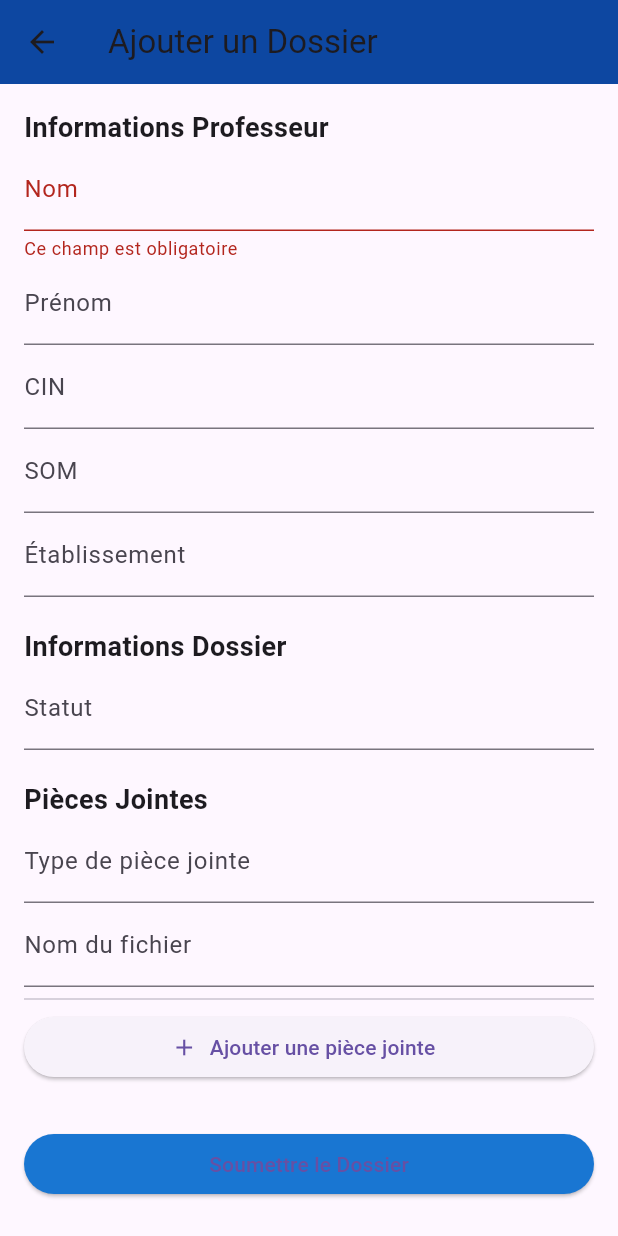
After one commit to kanza-QATIB/new-repository, a Flutter app: the AjouterDossierScreen screen opened directly, after a tap on "Ajouter une pièce jointe", after a tap on "Soumettre le Dossier", on a phone screen of 412 x 824 dp. The commit adds this screen. Run offline on Flutter 3.47's test engine with Material 3 defaults, Android fonts, the phone set to English and light mode, and no system bars; our stand-ins replace supabase_flutter; accounts and stored records are empty.

Commit message:
add dossier d'habilitation

```diff
--- /dev/null
+++ b/lib/ajouter_dossier_screen.dart
@@ -0,0 +1,132 @@
+import 'package:flutter/material.dart';
+
+class AjouterDossierScreen extends StatefulWidget {
+  @override
+  _AjouterDossierScreenState createState() => _AjouterDossierScreenState();
+}
+
+class _AjouterDossierScreenState extends State<AjouterDossierScreen> {
+  final _formKey = GlobalKey<FormState>();
+
+  // Champs professeur
+  String nom = '';
+  String prenom = '';
+  String cin = '';
+  String som = '';
+  String etablissement = '';
+
+  // Champs dossier
+  String statut = '';
+  List<Map<String, String>> piecesJointes = [];
+
+  void _ajouterPieceJointe() {
+    setState(() {
+      piecesJointes.add({"type": "", "fichier": ""});
+    });
+  }
+
+  void _soumettreFormulaire() {
+    if (_formKey.currentState!.validate()) {
+      _formKey.currentState!.save();
+
+      // TODO: Enregistrer le professeur, le dossier et les pièces jointes en base
+
+      ScaffoldMessenger.of(
+        context,
+      ).showSnackBar(SnackBar(content: Text("Dossier ajouté avec succès")));
+      Navigator.pop(context);
+    }
+  }
+
+  @override
+  Widget build(BuildContext context) {
+    return Scaffold(
+      appBar: AppBar(
+        title: Text("Ajouter un Dossier"),
+        backgroundColor: Colors.blue.shade900,
+      ),
+      body: Padding(
+        padding: const EdgeInsets.all(16.0),
+        child: Form(
+          key: _formKey,
+          child: ListView(
+            children: [
+              const Text(
+                "Informations Professeur",
+                style: TextStyle(fontSize: 18, fontWeight: FontWeight.bold),
+              ),
+              TextFormField(
+                decoration: InputDecoration(labelText: 'Nom'),
+                onSaved: (value) => nom = value ?? '',
+                validator:
+                    (value) =>
+                        value!.isEmpty ? 'Ce champ est obligatoire' : null,
+              ),
+              TextFormField(
+                decoration: InputDecoration(labelText: 'Prénom'),
+                onSaved: (value) => prenom = value ?? '',
+              ),
+              TextFormField(
+                decoration: InputDecoration(labelText: 'CIN'),
+                onSaved: (value) => cin = value ?? '',
+              ),
+              TextFormField(
+                decoration: InputDecoration(labelText: 'SOM'),
+                onSaved: (value) => som = value ?? '',
+              ),
+              TextFormField(
+                decoration: InputDecoration(labelText: 'Établissement'),
+                onSaved: (value) => etablissement = value ?? '',
+              ),
+              const SizedBox(height: 20),
+              const Text(
+                "Informations Dossier",
+                style: TextStyle(fontSize: 18, fontWeight: FontWeight.bold),
+              ),
+              TextFormField(
+                decoration: InputDecoration(labelText: 'Statut'),
+                onSaved: (value) => statut = value ?? '',
+              ),
+              const SizedBox(height: 20),
+              const Text(
+                "Pièces Jointes",
+                style: TextStyle(fontSize: 18, fontWeight: FontWeight.bold),
+              ),
+              ...piecesJointes.asMap().entries.map((entry) {
+                int index = entry.key;
+                return Column(
+                  children: [
+                    TextFormField(
+                      decoration: InputDecoration(
+                        labelText: 'Type de pièce jointe',
+                      ),
+                      onChanged: (val) => piecesJointes[index]['type'] = val,
+                    ),
+                    TextFormField(
+                      decoration: InputDecoration(labelText: 'Nom du fichier'),
+                      onChanged: (val) => piecesJointes[index]['fichier'] = val,
+                    ),
+                    const Divider(),
+                  ],
+                );
+              }).toList(),
+              ElevatedButton.icon(
+                icon: Icon(Icons.add),
+                label: Text("Ajouter une pièce jointe"),
+                onPressed: _ajouterPieceJointe,
+              ),
+              const SizedBox(height: 30),
+              ElevatedButton(
+                onPressed: _soumettreFormulaire,
+                child: const Text("Soumettre le Dossier"),
+                style: ElevatedButton.styleFrom(
+                  backgroundColor: Colors.blue.shade700,
+                ),
+              ),
+            ],
+          ),
+        ),
+      ),
+    );
+  }
+}
--- a/lib/profile_screen.dart
+++ b/lib/profile_screen.dart
@@ -1,3 +1,4 @@
+import 'package:app_st/ajouter_dossier_screen.dart';
 import 'package:flutter/material.dart';
 
 class ViceDoyenProfileScreen extends StatelessWidget {
@@ -24,9 +25,7 @@ class ViceDoyenProfileScreen extends StatelessWidget {
           padding: EdgeInsets.zero,
           children: [
             DrawerHeader(
-              decoration: BoxDecoration(
-                color: Colors.blue.shade900,
-              ),
+              decoration: BoxDecoration(color: Colors.blue.shade900),
               child: const Text(
                 'Menu',
                 style: TextStyle(color: Colors.white, fontSize: 24),
@@ -36,7 +35,12 @@ class ViceDoyenProfileScreen extends StatelessWidget {
               leading: const Icon(Icons.add),
               title: const Text("Ajouter un Dossier d'Habilitation"),
               onTap: () {
-                Navigator.pushNamed(context, '/ajouter-dossier');
+                Navigator.push(
+                  context,
+                  MaterialPageRoute(
+                    builder: (context) => AjouterDossierScreen(),
+                  ),
+                );
               },
             ),
             ListTile(
@@ -97,7 +101,7 @@ class ViceDoyenProfileScreen extends StatelessWidget {
               width: double.infinity,
               child: ElevatedButton.icon(
                 style: ElevatedButton.styleFrom(
-                  backgroundColor: Colors.blue.shade700,git add.
+                  backgroundColor: Colors.blue.shade700,
                   padding: const EdgeInsets.symmetric(vertical: 14),
                   shape: RoundedRectangleBorder(
                     borderRadius: BorderRadius.circular(30),
```
